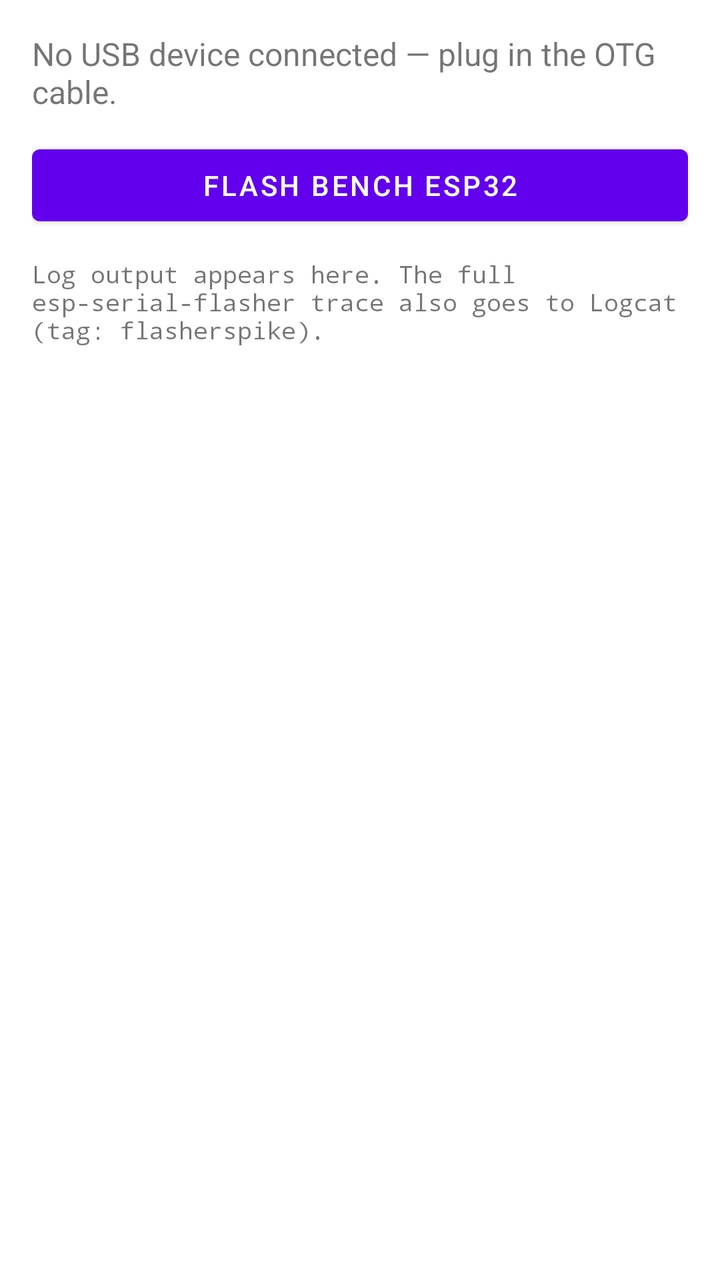
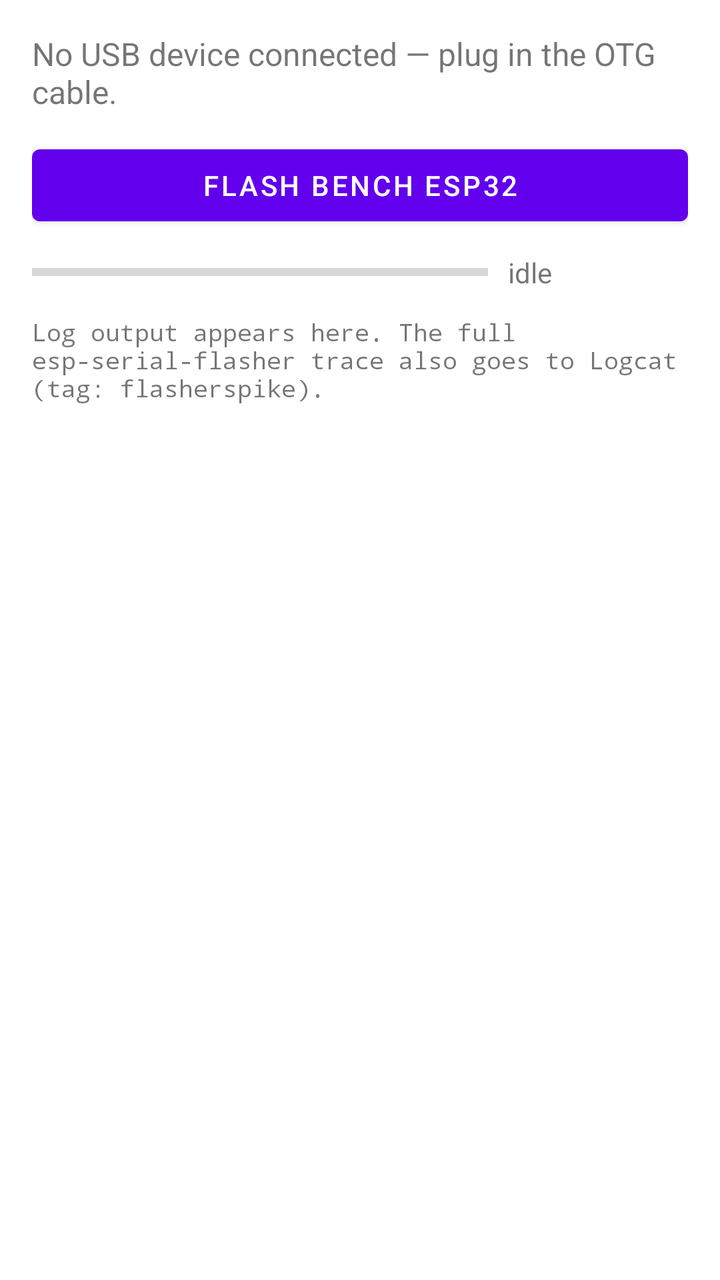

An Android layout rendered at two revisions. The XML below is the earlier revision; the diff shows what the commit changed to produce the second picture.
<!-- AndroidManifest.xml: application theme Theme.FlasherSpike -->
<!-- res/layout/activity_main.xml -->
<?xml version="1.0" encoding="utf-8"?>
<LinearLayout xmlns:android="http://schemas.android.com/apk/res/android"
    android:layout_width="match_parent"
    android:layout_height="match_parent"
    android:orientation="vertical"
    android:padding="16dp">

    <TextView
        android:id="@+id/statusText"
        android:layout_width="match_parent"
        android:layout_height="wrap_content"
        android:text="@string/status_no_device"
        android:textSize="16sp"
        android:paddingBottom="12dp" />

    <Button
        android:id="@+id/flashButton"
        android:layout_width="match_parent"
        android:layout_height="wrap_content"
        android:text="@string/flash_button" />

    <ScrollView
        android:layout_width="match_parent"
        android:layout_height="0dp"
        android:layout_weight="1"
        android:layout_marginTop="12dp">

        <TextView
            android:id="@+id/logText"
            android:layout_width="match_parent"
            android:layout_height="wrap_content"
            android:fontFamily="monospace"
            android:textIsSelectable="true"
            android:textSize="12sp"
            android:text="@string/log_placeholder" />
    </ScrollView>

</LinearLayout>
<!-- resources referenced by this layout -->
<resources>
  <string name="flash_button">Flash bench ESP32</string>
  <string name="log_placeholder">Log output appears here. The full esp-serial-flasher trace also goes to Logcat (tag: flasherspike).</string>
  <string name="status_no_device">No USB device connected — plug in the OTG cable.</string>
  <style name="Theme.FlasherSpike" parent="Theme.MaterialComponents.DayNight.NoActionBar" />
</resources>

<!-- the commit's change to res/layout/activity_main.xml (unified diff, before → after) -->
@@ -19,6 +19,31 @@
         android:layout_height="wrap_content"
         android:text="@string/flash_button" />
 
+    <LinearLayout
+        android:layout_width="match_parent"
+        android:layout_height="wrap_content"
+        android:orientation="horizontal"
+        android:gravity="center_vertical"
+        android:paddingTop="10dp">
+
+        <ProgressBar
+            android:id="@+id/progressBar"
+            style="?android:attr/progressBarStyleHorizontal"
+            android:layout_width="0dp"
+            android:layout_height="wrap_content"
+            android:layout_weight="1"
+            android:max="100"
+            android:progress="0" />
+
+        <TextView
+            android:id="@+id/progressText"
+            android:layout_width="wrap_content"
+            android:layout_height="wrap_content"
+            android:layout_marginStart="10dp"
+            android:minWidth="90dp"
+            android:text="@string/progress_idle" />
+    </LinearLayout>
+
     <ScrollView
         android:layout_width="match_parent"
         android:layout_height="0dp"
<!-- resource entries referenced after the edit -->
@@ -2,6 +2,7 @@
 <resources>
   <string name="flash_button">Flash bench ESP32</string>
   <string name="log_placeholder">Log output appears here. The full esp-serial-flasher trace also goes to Logcat (tag: flasherspike).</string>
+  <string name="progress_idle">idle</string>
   <string name="status_no_device">No USB device connected — plug in the OTG cable.</string>
   <style name="Theme.FlasherSpike" parent="Theme.MaterialComponents.DayNight.NoActionBar" />
 </resources>
